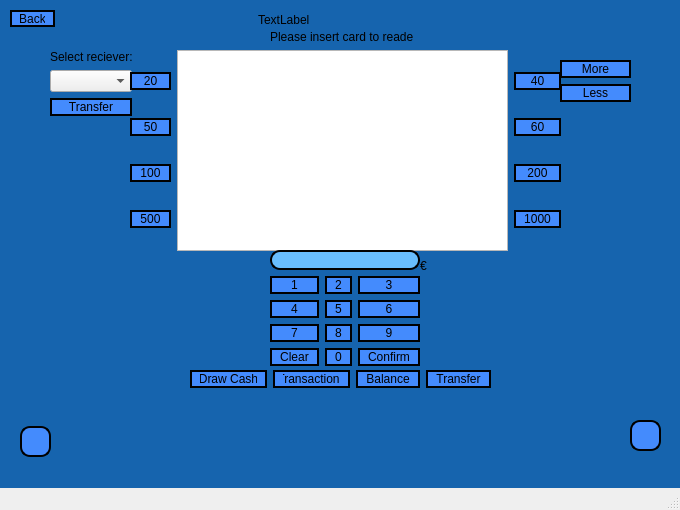
Before: the Qt Designer form bankautomat/mainwindow.ui in banksimul2022/group11, drawn with Qt 5.
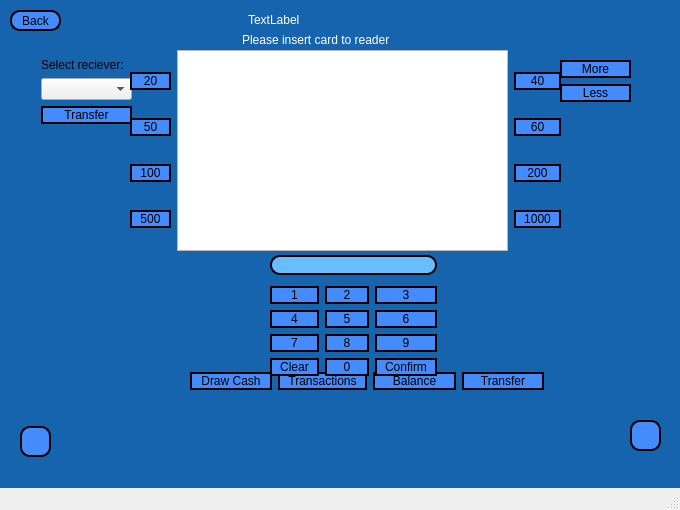
After: the same form once the commit is applied. Icons and pictures are not drawn.

Commit message: ui hienosäätöä

Patch:
```diff
--- a/bankautomat/mainwindow.ui
+++ b/bankautomat/mainwindow.ui
@@ -68,12 +68,18 @@
    <widget class="QLabel" name="MessageLabel">
     <property name="geometry">
      <rect>
-      <x>270</x>
+      <x>242</x>
       <y>30</y>
-      <width>143</width>
-      <height>14</height>
+      <width>201</width>
+      <height>20</height>
      </rect>
     </property>
+    <property name="styleSheet">
+     <string notr="true">*
+{
+	color: rgb(255, 255, 255);
+}</string>
+    </property>
     <property name="text">
      <string>Please insert card to reader</string>
     </property>
@@ -83,8 +89,8 @@
      <rect>
       <x>190</x>
       <y>370</y>
-      <width>301</width>
-      <height>19</height>
+      <width>354</width>
+      <height>22</height>
      </rect>
     </property>
     <layout class="QGridLayout" name="gridLayout">
@@ -123,8 +129,8 @@
      <rect>
       <x>10</x>
       <y>10</y>
-      <width>45</width>
-      <height>17</height>
+      <width>51</width>
+      <height>21</height>
      </rect>
     </property>
     <property name="text">
@@ -164,12 +170,18 @@
    <widget class="QLabel" name="greetingLabel">
     <property name="geometry">
      <rect>
-      <x>258</x>
+      <x>248</x>
       <y>10</y>
-      <width>171</width>
+      <width>191</width>
       <height>20</height>
      </rect>
     </property>
+    <property name="styleSheet">
+     <string notr="true">*
+{
+color: rgb(255, 255, 255)
+}</string>
+    </property>
     <property name="text">
      <string>TextLabel</string>
     </property>
@@ -203,10 +215,10 @@
    <widget class="QWidget" name="layoutWidget">
     <property name="geometry">
      <rect>
-      <x>50</x>
+      <x>41</x>
       <y>50</y>
-      <width>82</width>
-      <height>66</height>
+      <width>91</width>
+      <height>74</height>
      </rect>
     </property>
     <layout class="QVBoxLayout" name="verticalLayout_6">
@@ -322,8 +334,8 @@
      <rect>
       <x>270</x>
       <y>250</y>
-      <width>150</width>
-      <height>116</height>
+      <width>167</width>
+      <height>131</height>
      </rect>
     </property>
     <layout class="QVBoxLayout" name="verticalLayout">
```
Left out of the diff: 9 changed lines with no effect on the pictures.
